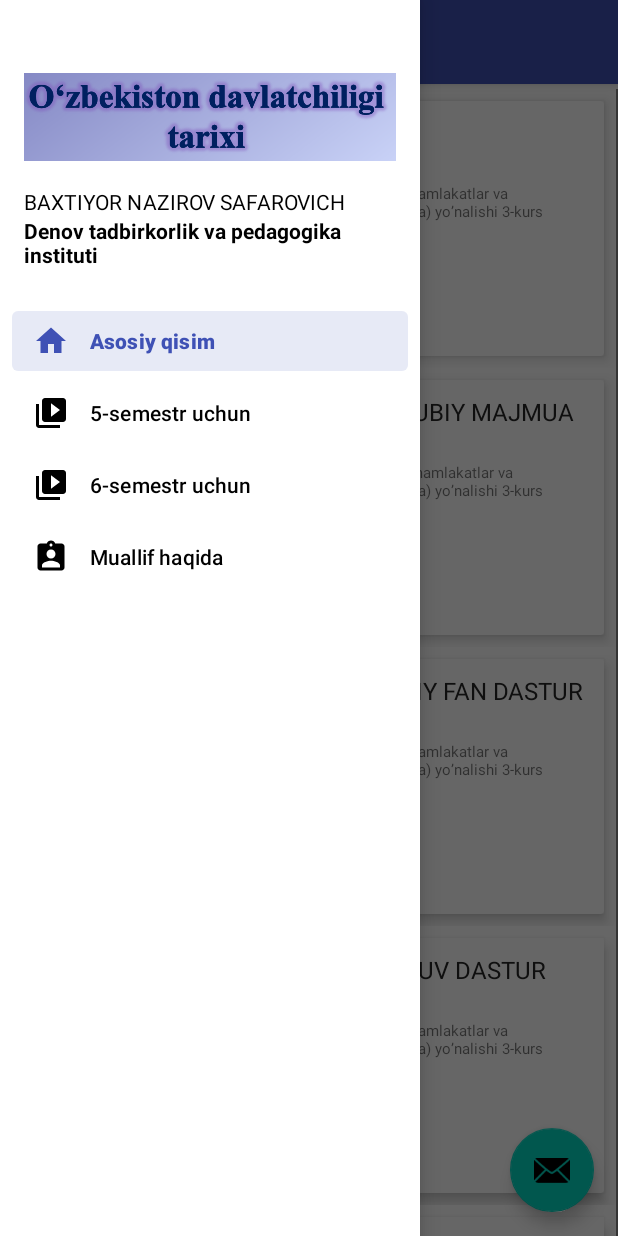
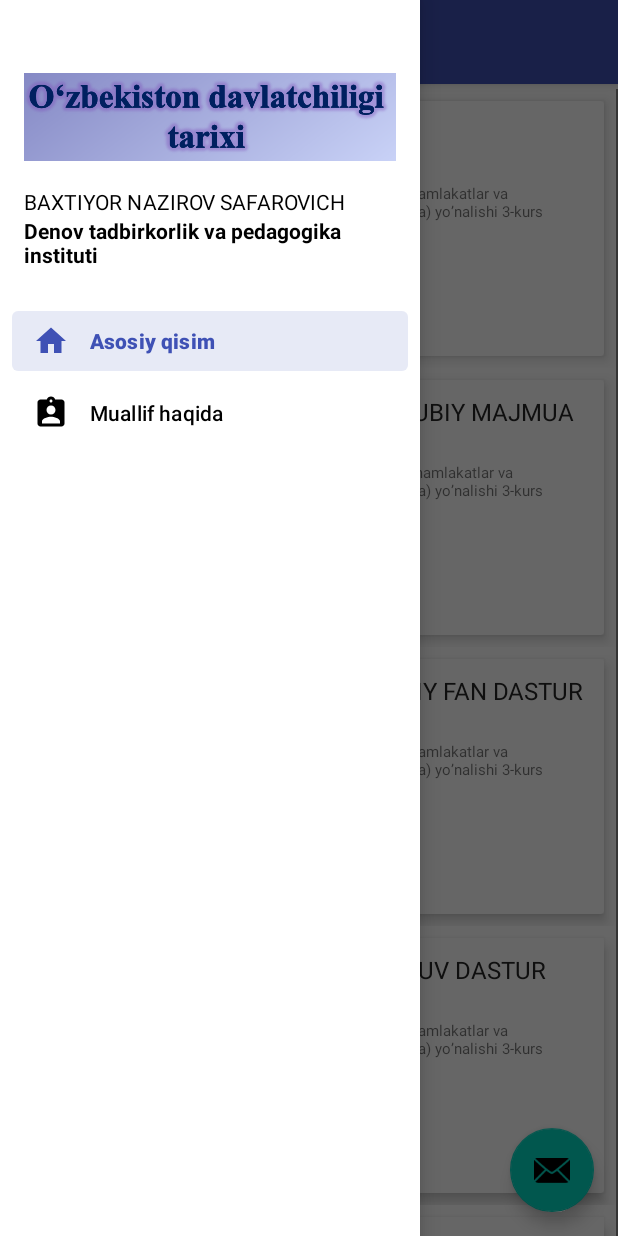
Before and after one commit to asadbekakmedov2001/UzbekistanDavlatchilikTarixi, an Android app: the screen it shows after launch (MainActivity), with the side drawer open, on a phone screen of 412 x 824 dp. Run offline under Robolectric (Android 15) with nearby library versions, the phone set to English and light mode, and no system bars; our stand-ins replace navigation-ui.

Commit message:
Update activity_main_drawer.xml

```diff
--- a/app/src/main/res/menu/activity_main_drawer.xml
+++ b/app/src/main/res/menu/activity_main_drawer.xml
@@ -8,14 +8,7 @@
             android:id="@+id/nav_home"
             android:icon="@drawable/ic_baseline_home_24"
             android:title="@string/menu_home" />
-        <item
-            android:id="@+id/nav_gallery"
-            android:icon="@drawable/ic_menu_slideshow"
-            android:title="@string/menu_gallery" />
-        <item
-            android:id="@+id/nav_semestr"
-            android:icon="@drawable/ic_menu_slideshow"
-            android:title="@string/menu_semestr" />
+
         <item
             android:id="@+id/nav_slideshow"
             android:icon="@drawable/ic_baseline_assignment_ind_24"
```
